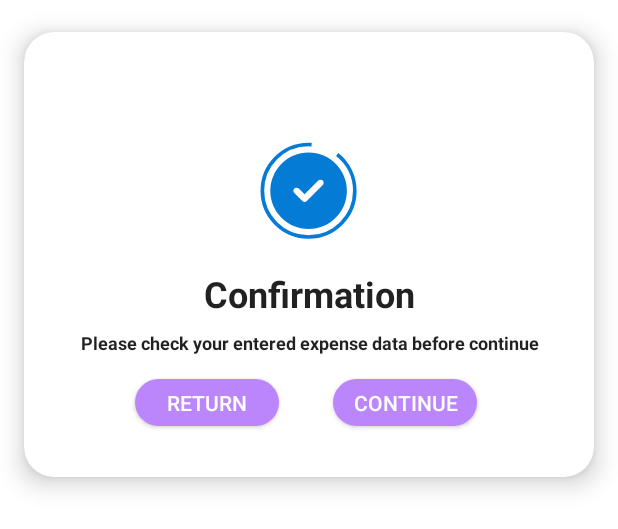
After one commit to DaMinss/Travellink, an Android app: the layout fragment_confirm_expense.xml on its own in the app's theme, with its tools: preview values and no code run, on a phone screen of 412 x 824 dp. The commit adds this screen. Shown: the top 529 px of the screen. Run offline under Robolectric (Android 15) with nearby library versions, the phone set to English and light mode, and no system bars; Roboto replaces fonts that are not available here.

Commit message:
Working on Expense details

```diff
--- a/app/build.gradle
+++ b/app/build.gradle
@@ -37,6 +37,7 @@ dependencies {
     implementation 'androidx.navigation:navigation-fragment:2.5.3'
     implementation 'androidx.navigation:navigation-ui:2.5.3'
     implementation 'com.google.android.libraries.places:places:3.0.0'
+    implementation 'androidx.cardview:cardview:1.0.0'
     testImplementation 'junit:junit:4.13.2'
     androidTestImplementation 'androidx.test.ext:junit:1.1.4'
     androidTestImplementation 'androidx.test.espresso:espresso-core:3.5.0'
--- a/app/src/main/AndroidManifest.xml
+++ b/app/src/main/AndroidManifest.xml
@@ -30,7 +30,7 @@
             android:value="@integer/google_play_services_version" />
 
         <activity
-            android:name=".CreateNewExpense"
+            android:name=".Expense.CreateNewExpense"
             android:exported="false" >
             <meta-data
                 android:name="android.app.lib_name"
--- a/app/src/main/java/com/example/travellink/Expense/ExpenseModel/ExpenseViewModel.java
+++ b/app/src/main/java/com/example/travellink/Expense/ExpenseModel/ExpenseViewModel.java
@@ -12,12 +12,10 @@ import java.util.List;
 
 public class ExpenseViewModel extends AndroidViewModel {
     public static ExpenseRepo repo;
-    public final LiveData<List<Expense>> Expenses;
     public ExpenseViewModel(@NonNull Application application) {
         super(application);
         repo = new ExpenseRepo(application);
-        Expenses = repo.getAllData();
     }
     public LiveData<Expense> getExpense(int id) { return repo.getExpenseByID(id);}
-    public LiveData<List<Expense>> getAllExpense() {return repo.getAllData();}
+    public LiveData<List<Expense>> getAllExpensesByTripId(int trip_id) { return repo.getAllExpensesByTripId(trip_id);}
 }
--- a/app/src/main/java/com/example/travellink/database/ExpenseDAO.java
+++ b/app/src/main/java/com/example/travellink/database/ExpenseDAO.java
@@ -13,8 +13,8 @@ import java.util.List;
 
 @Dao
 public interface ExpenseDAO {
-    @Query("SELECT * FROM expense")
-    LiveData<List<Expense>>  getAll();
+    @Query("SELECT * FROM expense WHERE Trip_ID =:tripIds ")
+    LiveData<List<Expense>>  getAll(int tripIds);
 
     @Query("SELECT * FROM expense WHERE Expense_Id = :expenseIds")
     LiveData<Expense> loadExpenseByID(int expenseIds);
--- a/app/src/main/java/com/example/travellink/database/ExpenseRepo.java
+++ b/app/src/main/java/com/example/travellink/database/ExpenseRepo.java
@@ -16,9 +16,10 @@ public class ExpenseRepo {
     public ExpenseRepo(Application application) {
         TravelDatabase db = TravelDatabase.getInstance(application);
         expenseDAO = db.expenseDAO();
-        allExpense = expenseDAO.getAll();
     }
-    public LiveData<List<Expense>> getAllData() { return allExpense; }
+    public LiveData<List<Expense>> getAllExpensesByTripId(int trip_id) {
+        return expenseDAO.getAll(trip_id);
+    }
 //    public void insert(Trip trip) {
 //        TravelDatabase.databaseWriteExecutor.execute(() -> {
 //            tripDao.insertTrip(trip);
--- a/app/src/main/java/com/example/travellink/database/TravelDatabase.java
+++ b/app/src/main/java/com/example/travellink/database/TravelDatabase.java
@@ -12,7 +12,7 @@ import com.example.travellink.Trip.TripModel.Trip;
 import java.util.concurrent.ExecutorService;
 import java.util.concurrent.Executors;
 
-@Database(entities = {Trip.class, Expense.class}, version = 2)
+@Database(entities = {Trip.class, Expense.class}, version = 3)
 public abstract class TravelDatabase extends RoomDatabase {
     private static  final String DATBASE_NAME = "travellink.db";
     private static TravelDatabase instance;
--- a/app/src/main/res/layout/activity_create_new_expense.xml
+++ b/app/src/main/res/layout/activity_create_new_expense.xml
@@ -5,7 +5,7 @@
     android:layout_width="match_parent"
     android:layout_height="match_parent"
     android:background="@color/main"
-    tools:context=".CreateNewExpense">
+    tools:context=".Expense.CreateNewExpense">
 
     <TextView
         android:id="@+id/textView9"
--- /dev/null
+++ b/app/src/main/res/layout/fragment_confirm_expense.xml
@@ -0,0 +1,94 @@
+<?xml version="1.0" encoding="utf-8"?>
+<androidx.cardview.widget.CardView xmlns:android="http://schemas.android.com/apk/res/android"
+    xmlns:app="http://schemas.android.com/apk/res-auto"
+    xmlns:tools="http://schemas.android.com/tools"
+    android:layout_width="match_parent"
+    android:layout_height="wrap_content"
+    app:cardCornerRadius="20dp"
+    app:cardUseCompatPadding="true"
+    app:cardElevation="10dp"
+    tools:context=".Expense.ConfirmExpenseFragment">
+
+    <!-- TODO: Update blank fragment layout -->
+
+    <androidx.constraintlayout.widget.ConstraintLayout
+        android:layout_width="match_parent"
+        android:layout_height="wrap_content"
+        android:padding="10dp">
+
+        <TextView
+            android:id="@+id/textView12"
+            android:layout_width="match_parent"
+            android:layout_height="wrap_content"
+            android:layout_marginTop="148dp"
+            android:text="Confirmation"
+            android:textAlignment="center"
+            android:textAppearance="@style/TextAppearance.AppCompat.Headline"
+            android:textStyle="bold"
+            app:layout_constraintEnd_toEndOf="parent"
+            app:layout_constraintHorizontal_bias="0.842"
+            app:layout_constraintStart_toStartOf="parent"
+            app:layout_constraintTop_toTopOf="parent" />
+
+        <TextView
+            android:id="@+id/textView13"
+            android:layout_width="match_parent"
+            android:layout_height="wrap_content"
+            android:layout_marginTop="8dp"
+            android:text="Please check your entered expense data before continue"
+            android:textAlignment="center"
+            android:textAppearance="@style/TextAppearance.AppCompat.Headline"
+            android:textSize="12sp"
+            android:textStyle="bold"
+            app:layout_constraintBottom_toBottomOf="parent"
+            app:layout_constraintTop_toBottomOf="@+id/textView12"
+            app:layout_constraintVertical_bias="0.0"
+            tools:layout_editor_absoluteX="10dp" />
+
+        <com.airbnb.lottie.LottieAnimationView
+            android:id="@+id/lottieAnimationView2"
+            android:layout_width="193dp"
+            android:layout_height="193dp"
+            android:layout_gravity="center_horizontal"
+            android:minHeight="90dp"
+            app:layout_constraintBottom_toTopOf="@+id/textView12"
+            app:layout_constraintEnd_toEndOf="parent"
+            app:layout_constraintStart_toStartOf="parent"
+            app:layout_constraintTop_toTopOf="parent"
+            app:layout_constraintVertical_bias="0.0"
+            app:lottie_autoPlay="true"
+            app:lottie_rawRes="@raw/confirm"
+            app:lottie_speed="1.7"></com.airbnb.lottie.LottieAnimationView>
+
+        <androidx.appcompat.widget.AppCompatButton
+            android:id="@+id/Return"
+            android:layout_width="96dp"
+            android:layout_height="31dp"
+            android:layout_marginStart="64dp"
+            android:layout_marginTop="16dp"
+            android:layout_marginBottom="24dp"
+            android:background="@drawable/btn_login"
+            android:backgroundTint="@color/purple_200"
+            android:text="Return"
+            android:textColor="@color/white"
+            app:layout_constraintBottom_toBottomOf="parent"
+            app:layout_constraintStart_toStartOf="parent"
+            app:layout_constraintTop_toBottomOf="@+id/textView13" />
+
+        <androidx.appcompat.widget.AppCompatButton
+            android:id="@+id/confirm"
+            android:layout_width="96dp"
+            android:layout_height="31dp"
+            android:background="@drawable/btn_login"
+            android:backgroundTint="@color/purple_200"
+            android:text="Continue"
+            android:textColor="@color/white"
+            app:layout_constraintBottom_toBottomOf="@+id/Return"
+            app:layout_constraintEnd_toEndOf="parent"
+            app:layout_constraintHorizontal_bias="0.345"
+            app:layout_constraintStart_toEndOf="@+id/Return"
+            app:layout_constraintTop_toTopOf="@+id/Return"
+            app:layout_constraintVertical_bias="0.0" />
+    </androidx.constraintlayout.widget.ConstraintLayout>
+
+</androidx.cardview.widget.CardView>
```
Also changed, not shown: app/src/main/java/com/example/travellink/Expense/ConfirmExpenseFragment.java (added, +73 -0 lines), app/src/main/java/com/example/travellink/Expense/CreateNewExpense.java (renamed from app/src/main/java/com/example/travellink/CreateNewExpense.java, +153 -49 lines), app/src/main/java/com/example/travellink/Expense/ExpenseModel/Expense.java (+14 -13 lines), app/src/main/java/com/example/travellink/Trip/TripDetails.java (+28 -3 lines), app/src/main/java/com/example/travellink/Trip/TripModel/TripAdapter.java (+11 -4 lines), app/src/main/res/drawable/request_money.png (added).
